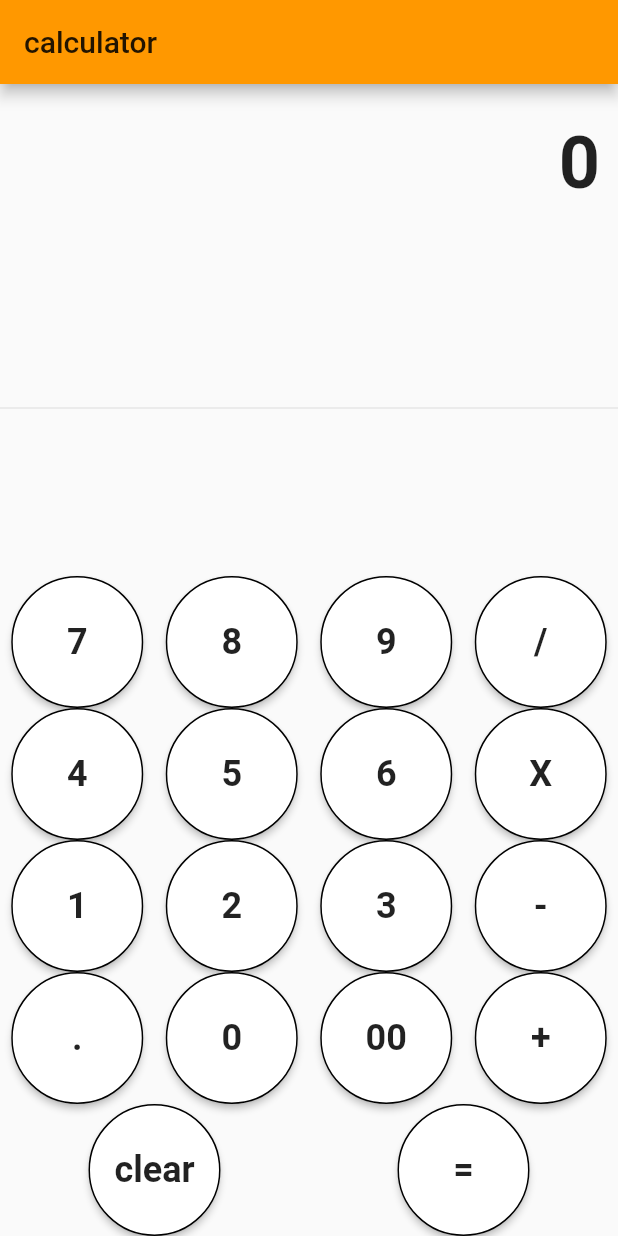
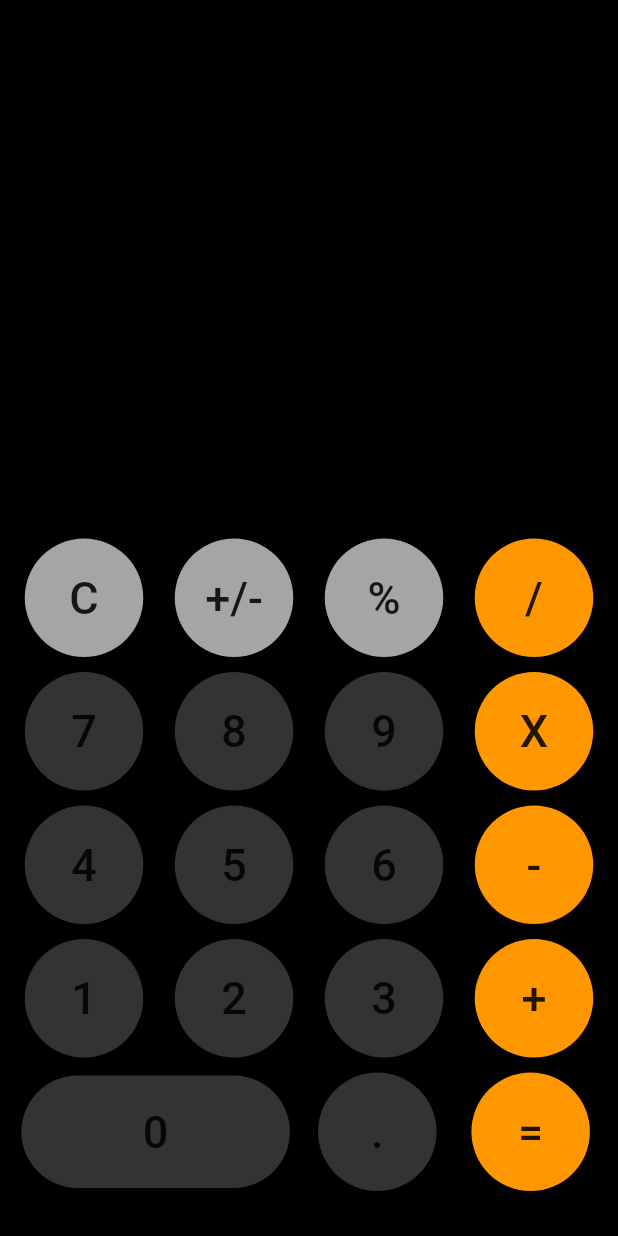
Before and after one commit to koudai33/Calculator, a Flutter app: the screen it shows after launch, on a phone screen of 412 x 824 dp. Run offline on Flutter 3.47's test engine with Material 2 defaults, Android fonts, the phone set to English and light mode, and no system bars.

Commit message:
build project

```diff
--- a/lib/main.dart
+++ b/lib/main.dart
@@ -1,167 +1,239 @@
 import 'package:flutter/material.dart';
 
-void main() => runApp(MyApp());
+void main() => runApp( MyApp());
 
 class MyApp extends StatelessWidget {
-  @override
-  Widget build(BuildContext context) {
-    return MaterialApp(
-      title: 'Flutter Demo',//最近使ったアプリ一覧に表示される時の名前
-      theme: ThemeData(
-        primarySwatch: Colors.orange,
-        //アプリのテーマカラーを決める
 
-      ),
-      home: MyHomePage(title: 'calculator'),
+  Widget build(BuildContext buildContext) {
+    return  new MaterialApp(
+      title: 'Calculator',//最近使ったアプリ一覧に表示される時の名前
+      home: new CloneCalc(),
     );
   }
 }
 
-class MyHomePage extends StatefulWidget {
-  MyHomePage({Key key, this.title}) :super (key: key);
-  final String title;
-  @override
-  _MyHomePageState createState() =>  _MyHomePageState();
+class CloneCalc extends StatefulWidget {
+  CloneCalcState createState() =>  CloneCalcState();
 }
 
-class _MyHomePageState extends State<MyHomePage> {//複雑な処理はこちらのStateクラスに記入する
+class CloneCalcState extends State<CloneCalc> {//複雑な処理はこちらのStateクラスに記入する
 //デフォルトの状態
-  String output = "0";
-  String _output = "0";
+  String text = '';
   double num1 = 0.0;
   double num2 = 0.0;
-  String operand = "";
+  String finalresult = '';
+  String result = '';
+  String opr = '';
+  String preopr = '';
 
-buttonPressed(String buttonText){//ボタンが押された時の処理
-  if(buttonText == "clear"){
-    _output = "0";
-    num1 = 0.0;
-    num2 = 0.0;
-    operand = "";
-  }else if(buttonText == "+" || buttonText == "-" || buttonText == "/" || buttonText == "X"){
-    num1 = double.parse(output);//parse()メソッドで文字列を浮動小数点
-    operand = buttonText;
-    _output = "0";
-  }else if(buttonText == "."){
-    if(_output.contains(".")){//与えられた要素がリストにあるか確認する
-      print( "already conataind a decimals");
-      return;
-    }else{
-      _output = _output + buttonText;
-    }
-  }else if(buttonText == "="){
-    num2 = double.parse(output);//parse()メソッドで文字列を浮動小数点に変換
-    if(operand == "+"){
-      _output = (num1 + num2).toString();
-    }
-    if(operand == "-"){
-      _output = (num1 - num2).toString();
-    }
-    if(operand == "X"){
-      _output = (num1 * num2).toString();
-    }
-    if(operand == "/"){
-      _output = (num1 / num2).toString();
-    }
+//bottonの形や余白
+Widget btn(btnText, Color color){
+  return Container(
+    padding: EdgeInsets.only(bottom: 10.0),
+    child: new RaisedButton(
+      child: Text(btnText,
+      style: TextStyle(
+        fontSize:30
+      ),),
+      onPressed: (){
+        calculation(btnText);
+      },
+      color: color,
+      padding: EdgeInsets.all(22.0),//周りの余白
+      shape: CircleBorder(),//丸ボタン
+    ),
+  );
+}
 
-    num1 = 0.0;
-    num2 = 0.0;
-    operand = "0";
-  }else {
-    _output = _output + buttonText;
-  }
- print(_output);
-
-
-  setState(() {
-    output = double.parse(_output).toStringAsFixed(2);//少数第何位まで表示するか
-  });
+//0ボタン
+Widget btnZero(btnText, Color color){
+  return Container(
+    padding: EdgeInsets.only( bottom: 10.0),//底だけ指定する
+    child: new RaisedButton(
+      child:Text( btnText,
+      style:TextStyle(
+        fontSize: 30
+      ),
+      ),
+      onPressed: (){
+        calculation(btnText);
+      },
+      color: color,
+      padding: EdgeInsets.only(left:81,top:20,right:81,bottom:20),
+      shape: StadiumBorder(),//横丸ボタン
+    ),
+  );
 }
 
 
-  Widget buildBoutton(String buttonText){
-    return new Expanded(
-      child: new RaisedButton(//ボタンの設定
-      color: Colors.white,
-        shape: CircleBorder(
-          side: BorderSide(
-          color: Colors.black,
-          width: 1.0,
-          style: BorderStyle.solid,)),
-        padding: new EdgeInsets.all(30.0),
-         child: new Text(buttonText,
-         style: TextStyle(
-           fontSize: 24.0,
-           fontWeight: FontWeight.bold,
-         ),),
-        onPressed: () => buttonPressed(buttonText),
-              splashColor: Colors.orange,
-     )
-    );
+Widget build(BuildContext buildContext){
+  return new Scaffold(
+    appBar:null,//appbarは必要ないのでnullしている
+    backgroundColor:Colors.black,
+    body:Container(
+      margin:EdgeInsets.only( bottom:20.0),//余白
+      child: new Column(//縦にWidgetを並べていく、ColumnとRowは入れ子構造にすることができる
+        mainAxisAlignment: MainAxisAlignment.end,
+        children: <Widget>[
+          Row(children: <Widget>[
+            Expanded(
+              child: Text(
+                text,
+                style: TextStyle(
+                  color: Colors.white,
+                  fontSize:60.0,
+                ),
+                textAlign: TextAlign.right,
+                maxLines: 1,
+              ),
+            )
+          ],
+          ),
+          Row (
+            mainAxisAlignment: MainAxisAlignment.spaceEvenly,
+            children: <Widget>[
+              btn('C',const Color(0xffa5a5a5)), // AARRGGBB
+              btn('+/-',const Color(0xffa5a5a5)),
+              btn('%',const Color(0xffa5a5a5)),
+              btn('/', Colors.orange),
+            ],),
+            Row(
+              mainAxisAlignment: MainAxisAlignment.spaceEvenly,
+              children: <Widget>[
+               btn('7',const Color(0xff333333)),
+              btn('8',const Color(0xff333333)),
+              btn('9',const Color(0xff333333)),
+              btn('X',Colors.orange),
+              ],),
+              Row(
+                mainAxisAlignment: MainAxisAlignment.spaceEvenly,
+                children:<Widget>[
+                btn('4',const Color(0xff333333)),
+              btn('5',const Color(0xff333333)),
+              btn('6',const Color(0xff333333)),
+              btn('-',Colors.orange),
+                ],),
+                Row(
+              mainAxisAlignment: MainAxisAlignment.spaceEvenly,
+              children: <Widget>[
+              btn('1',const Color(0xff333333)),
+              btn('2',const Color(0xff333333)),
+              btn('3',const Color(0xff333333)),
+              btn('+',Colors.orange),
+            ],),
+            Row(
+              mainAxisAlignment: MainAxisAlignment.spaceEvenly,
+              children: <Widget>[
+              btnZero('0',const Color(0xff333333)),
+              btn('.',const Color(0xff333333)),
+              btn('=',Colors.orange),
+            ],),
+        ],
+      )
+    )
+  );
+}
+
+void calculation(btnText){
+  if(btnText == 'C'){
+    text = '0';
+    num1 = 0;
+    num2 = 0;
+    result = '';
+    finalresult = '';
+    opr = '';
+    preopr = '';
+
+  }else if(opr == '=' && btnText == '='){
+    if(preopr == '+'){
+      finalresult = add();
+    }else if(preopr == '-'){
+      finalresult = sub();
+    }else if ( preopr == 'X'){
+      finalresult = mul();
+    }else if(preopr == '/'){
+      finalresult = div();
+    }
+
+  }else if(btnText == '+' || btnText == '-' || btnText == 'X' || btnText == '/' || btnText == '='){
+
+    if(num1 == 0){
+      num1 = double.parse(result);
+    }else{
+      num2 = double.parse(result);
+    }
+
+
+    if(opr == '+') {
+          finalresult = add();
+      } else if( opr == '-') {
+          finalresult = sub();
+      } else if( opr == 'X') {
+          finalresult = mul();
+      } else if( opr == '/') {
+          finalresult = div();
+      }
+      preopr = opr;
+      opr = btnText;
+      result = '';
+
+  }
+else if(btnText == '%'){
+  result = (num1/100) as String;
+  finalresult = doesContainDecimal(result);
+}else if(btnText == '.'){
+  if(!result.toString().contains('.')){
+    result = result.toString()+ '.';
+  }
+  finalresult = result;
+}
+else if(btnText == '+/-'){
+  result.toString().startsWith('-') ? result = result.toString().substring(1):result = '-' + result.toString();
+  finalresult = result;
+}
+else {
+  result = result + btnText;
+  finalresult = result;
+}
+
+setState(() {
+  text = finalresult;
+});
+}
+
+String add(){
+  result = (num1 + num2).toString();
+  num1 = double.parse(result);
+  return doesContainDecimal(result);
+}
+
+String sub() {
+         result = (num1 - num2).toString();
+          num1 = double.parse(result);
+         return doesContainDecimal(result);
   }
 
-  @override
-  Widget build(BuildContext context) {//アプリのUIデザインを担当する
-    return Scaffold(
-      appBar: AppBar(//
-        title: Text(widget.title),
-      ),
-      body: new Container(
-        child: new Column(
-          children: <Widget>[
-          new Container(
-            alignment: Alignment.centerRight,
-            padding: new EdgeInsets.symmetric (
-              vertical: 24.0,
-              horizontal: 12.0,
-            ),
-            child: new Text(output, style: new TextStyle(
-              fontSize: 48.0,
-              fontWeight: FontWeight.bold,
-            ),)),
+   String mul() {
+         result = (num1 * num2).toString();
+          num1 = double.parse(result);
+         return doesContainDecimal(result);
+  } String div() {
+          result = (num1 / num2).toString();
+           num1 = double.parse(result);
+          return doesContainDecimal(result);
+  }
 
-          new Expanded(
-            child: new Divider()
-            ),
-          new Column(children: [
-          new Row(
-            children: <Widget>[
-              buildBoutton("7"),
-              buildBoutton("8"),
-              buildBoutton("9"),
-              buildBoutton("/"),
-              ] ),
-          new Row(
-            children: <Widget>[
-              buildBoutton("4"),
-              buildBoutton("5"),
-              buildBoutton("6"),
-              buildBoutton("X"),
-              ] ),
-        new Row(
-            children: <Widget>[
-              buildBoutton("1"),
-              buildBoutton("2"),
-              buildBoutton("3"),
-              buildBoutton("-"),
-              ] ),
-              new Row(
-            children: <Widget>[
-              buildBoutton("."),
-              buildBoutton("0"),
-              buildBoutton("00"),
-              buildBoutton("+"),
-              ] ),
-              new Row(
-            children: <Widget>[
-              buildBoutton("clear"),
-              buildBoutton("="),
-              ] ),
-          ])
-          ]
-      )
-      ),
+  String doesContainDecimal(dynamic result) {
 
-    );
+    if(result.toString().contains('.')) {
+        List<String> splitDecimal = result.toString().split('.');
+        if(!(int.parse(splitDecimal[1]) > 0))
+         return result = splitDecimal[0].toString();
+    }
+    return result;
   }
+
+
+
+
 }
```
Also changed, not shown: 1 other file.
